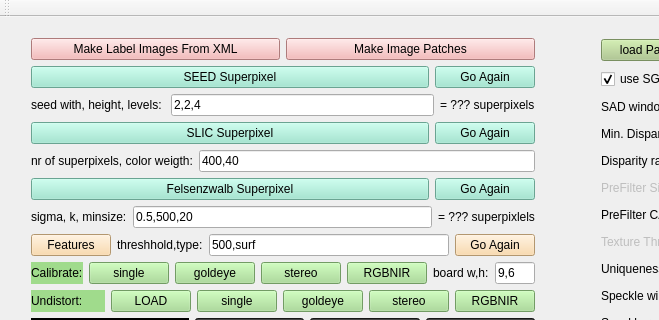
Old version of the form SegmentationHelper/mainwindow.ui in the repository yudanaz/masterthesis; both pictures show x 0 to 659 and y 0 to 320 of the 1072 by 511 pixel window.
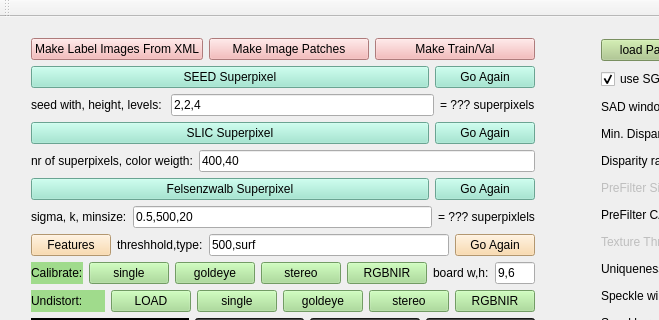
New version of the form.

Commit message: improved: concat label files into train and val label files by percentage

Diff of the .ui file:
```diff
--- a/SegmentationHelper/mainwindow.ui
+++ b/SegmentationHelper/mainwindow.ui
@@ -49,6 +49,16 @@
          </property>
         </widget>
        </item>
+       <item>
+        <widget class="QPushButton" name="btn_makeTrainVal">
+         <property name="styleSheet">
+          <string notr="true">background-color: rgb(244, 172, 172)</string>
+         </property>
+         <property name="text">
+          <string>Make Train/Val</string>
+         </property>
+        </widget>
+       </item>
       </layout>
      </item>
      <item>
```
The commit also changes 6 other files.
